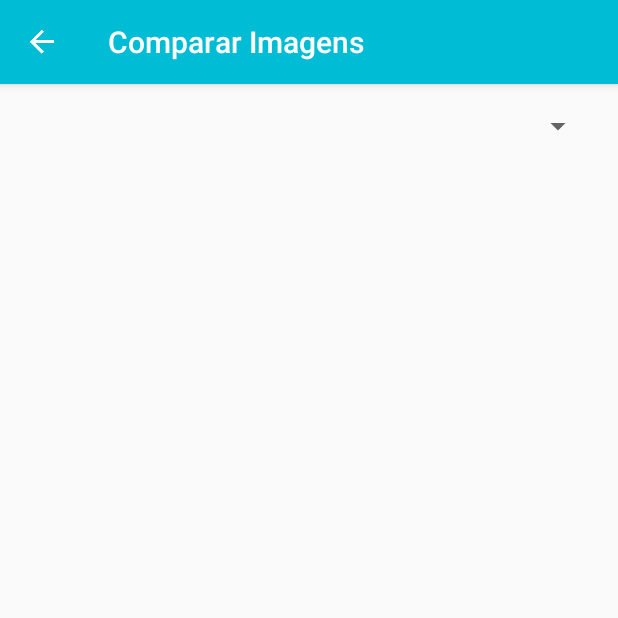
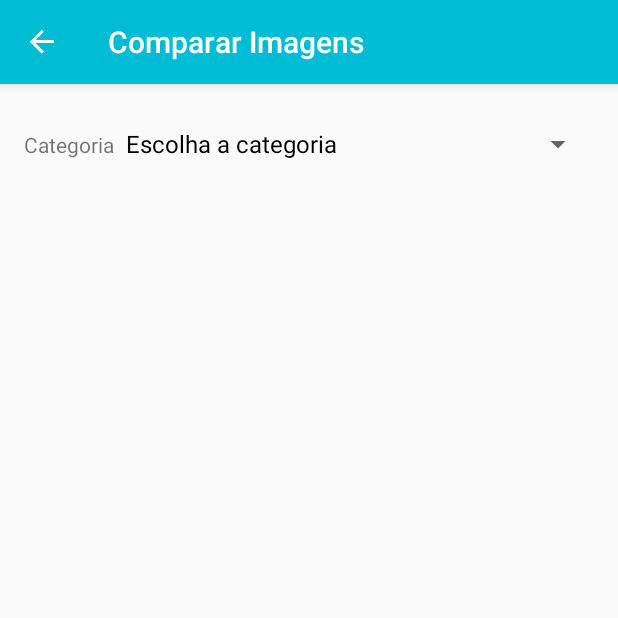
Before and after one commit to igortice/range-evolution, an Android app: the MainCompararActivity screen opened directly, with no data from a screen before it, on a phone screen of 412 x 824 dp, the top half of it. Run offline under Robolectric (Android 15) with nearby library versions, the phone set to English and light mode, and no system bars; libraries missing offline, so code that uses them is left out: com.sromku.simple; 1 statement that could not run was skipped.

Commit message:
init comparar layout

```diff
--- a/app/src/main/java/br/com/igortice/rangeevolution/FilesUntil.java
+++ b/app/src/main/java/br/com/igortice/rangeevolution/FilesUntil.java
@@ -9,12 +9,12 @@ import com.sromku.simple.storage.helpers.OrderType;
 import java.io.File;
 import java.io.IOException;
 import java.text.SimpleDateFormat;
+import java.util.ArrayList;
+import java.util.Arrays;
+import java.util.Collections;
 import java.util.Date;
 import java.util.List;
 
-/**
- * Created by igortice on 18/05/16.
- */
 public class FilesUntil {
     public static final String FOLDER_RAIZ = "RangeEvolution";
 
@@ -44,5 +44,29 @@ public class FilesUntil {
         return getStorage().getFiles(FOLDER_RAIZ, OrderType.DATE);
     }
 
+    public static ArrayList<String> getCategoriasFoldersNames() {
+        List<File> files = getFoldersNames();
+        ArrayList<String> itensList = new ArrayList<>(Arrays.asList("Escolha a categoria"));
+        for (File f : files) {
+            itensList.add(f.getName().toString());
+        }
+        Collections.sort(itensList);
 
+        return itensList;
+    }
+
+    public static ArrayList<String> getItensFolderName(String folderName) {
+        List<File> files = getStorage().getFiles(getFolderPath(folderName), OrderType.DATE);
+        ArrayList<String> itensList = new ArrayList<>();
+        for (File f : files) {
+            itensList.add(f.getName().toString());
+        }
+        Collections.sort(itensList);
+
+        return itensList;
+    }
+
+    public static String getFolderPath(String folder) {
+        return FOLDER_RAIZ + "/" + folder;
+    }
 }
--- a/app/src/main/java/br/com/igortice/rangeevolution/MainCompararActivity.java
+++ b/app/src/main/java/br/com/igortice/rangeevolution/MainCompararActivity.java
@@ -5,15 +5,66 @@ import android.support.v4.app.NavUtils;
 import android.support.v7.app.AppCompatActivity;
 import android.support.v7.widget.Toolbar;
 import android.view.View;
+import android.widget.AdapterView;
+import android.widget.ArrayAdapter;
+import android.widget.LinearLayout;
+import android.widget.Spinner;
+
+import com.sromku.simple.storage.helpers.OrderType;
+
+import java.io.File;
+import java.util.ArrayList;
+import java.util.List;
 
 public class MainCompararActivity extends AppCompatActivity {
+    Spinner spinnerCategoria;
+    Spinner spinnerFoto1, spinnerFoto2;
+    LinearLayout layoutFoto1, layoutFoto2;
 
     @Override
     protected void onCreate(Bundle savedInstanceState) {
         super.onCreate(savedInstanceState);
         setContentView(R.layout.activity_main_comparar);
 
+        configApp();
+
         configToolBar();
+
+        configSpinner();
+    }
+
+    private void configApp() {
+        spinnerCategoria = (Spinner) findViewById(R.id.spinnerSelectCategoria);
+        spinnerFoto1 = (Spinner) findViewById(R.id.spinnerFoto1);
+        spinnerFoto2 = (Spinner) findViewById(R.id.spinnerFoto2);
+        layoutFoto1 = (LinearLayout) findViewById(R.id.layoutFoto1);
+        layoutFoto2 = (LinearLayout) findViewById(R.id.layoutFoto2);
+    }
+
+    private void configSpinner() {
+        ArrayAdapter<String> adapterList = new ArrayAdapter<String>(this, android.R.layout.simple_spinner_dropdown_item, FilesUntil.getCategoriasFoldersNames());
+        spinnerCategoria.setAdapter(adapterList);
+
+        spinnerCategoria.setOnItemSelectedListener(new AdapterView.OnItemSelectedListener() {
+            @Override
+            public void onItemSelected(AdapterView<?> parent, View view, int position, long id) {
+                if (position != 0) {
+                    layoutFoto1.setVisibility(View.VISIBLE);
+                    ArrayList<String> itensList = FilesUntil.getItensFolderName(parent.getItemAtPosition(position).toString());
+
+                    ArrayAdapter<String> adapterList = new ArrayAdapter<String>(MainCompararActivity.this, android.R.layout.simple_spinner_dropdown_item, itensList);
+                    spinnerFoto1.setAdapter(adapterList);
+                } else {
+                    layoutFoto1.setVisibility(View.INVISIBLE);
+                    layoutFoto2.setVisibility(View.INVISIBLE);
+                }
+            }
+
+            @Override
+            public void onNothingSelected(AdapterView<?> parent) {
+
+            }
+        });
     }
 
     private void configToolBar() {
--- a/app/src/main/java/br/com/igortice/rangeevolution/PhotoResultActivity.java
+++ b/app/src/main/java/br/com/igortice/rangeevolution/PhotoResultActivity.java
@@ -81,13 +81,9 @@ public class PhotoResultActivity extends AppCompatActivity {
     }
 
     private void configSpinner() {
-        List<File> files = FilesUntil.getFoldersNames();
+        itensList = FilesUntil.getCategoriasFoldersNames();
+
         spinner = (Spinner) findViewById(R.id.spinner);
-        itensList = new ArrayList<>(Arrays.asList("Escolha a categoria"));
-        for (File f : files) {
-            itensList.add(f.getName().toString());
-        }
-        Collections.sort(itensList);
         adapterList = new ArrayAdapter<String>(this, android.R.layout.simple_spinner_dropdown_item, itensList);
         spinner.setAdapter(adapterList);
 
@@ -96,7 +92,7 @@ public class PhotoResultActivity extends AppCompatActivity {
             public void onItemSelected(AdapterView<?> parent, View view, int position, long id) {
                 if (position != 0) {
                     btnSalvarFoto.setEnabled(true);
-                    folderSelecionada = getFolderPath(parent.getItemAtPosition(position).toString());
+                    folderSelecionada = FilesUntil.getFolderPath(parent.getItemAtPosition(position).toString());
                 } else
                     btnSalvarFoto.setEnabled(false);
             }
@@ -120,7 +116,7 @@ public class PhotoResultActivity extends AppCompatActivity {
                         InputMethodManager.HIDE_NOT_ALWAYS);
                 EditText editText = (EditText) findViewById(R.id.txtAddCat);
                 String nome_folder = editText.getText().toString().toLowerCase();
-                storage.createDirectory(getFolderPath(nome_folder));
+                storage.createDirectory(FilesUntil.getFolderPath(nome_folder));
                 editText.setText("");
                 if (!itensList.contains(nome_folder))
                     itensList.add(nome_folder);
@@ -152,8 +148,4 @@ public class PhotoResultActivity extends AppCompatActivity {
             }
         });
     }
-
-    private String getFolderPath(String folder) {
-        return FilesUntil.FOLDER_RAIZ + "/" + folder;
-    }
 }
--- a/app/src/main/res/layout/content_main_comparar.xml
+++ b/app/src/main/res/layout/content_main_comparar.xml
@@ -4,18 +4,77 @@
     xmlns:tools="http://schemas.android.com/tools"
     android:layout_width="match_parent"
     android:layout_height="match_parent"
+    android:orientation="vertical"
     android:paddingBottom="@dimen/activity_vertical_margin"
     android:paddingLeft="@dimen/activity_horizontal_margin"
     android:paddingRight="@dimen/activity_horizontal_margin"
     android:paddingTop="@dimen/activity_vertical_margin"
     app:layout_behavior="@string/appbar_scrolling_view_behavior"
     tools:context="br.com.igortice.rangeevolution.MainCompararActivity"
-    tools:showIn="@layout/activity_main_comparar"
-    android:orientation="vertical">
+    tools:showIn="@layout/activity_main_comparar">
 
-    <Spinner
+    <LinearLayout
+        android:orientation="horizontal"
         android:layout_width="match_parent"
         android:layout_height="wrap_content"
-        android:id="@+id/spinnerSelectCategoria"
-        android:spinnerMode="dialog" />
+        android:id="@+id/layoutCategoria"
+        android:paddingBottom="25dp">
+
+        <TextView
+            android:layout_width="wrap_content"
+            android:layout_height="wrap_content"
+            android:text="Categoria"
+            android:id="@+id/textView5" />
+
+        <Spinner
+            android:id="@+id/spinnerSelectCategoria"
+            android:layout_width="match_parent"
+            android:layout_height="wrap_content"
+            android:spinnerMode="dialog"
+            android:layout_weight="2" />
+    </LinearLayout>
+
+    <LinearLayout
+        android:orientation="horizontal"
+        android:layout_width="match_parent"
+        android:layout_height="wrap_content"
+        android:paddingTop="25dp"
+        android:paddingBottom="25dp"
+        android:visibility="invisible"
+        android:id="@+id/layoutFoto1">
+
+        <TextView
+            android:layout_width="wrap_content"
+            android:layout_height="wrap_content"
+            android:text="Foto 1"
+            android:id="@+id/textView3" />
+
+        <Spinner
+            android:layout_width="wrap_content"
+            android:layout_height="wrap_content"
+            android:id="@+id/spinnerFoto1" />
+    </LinearLayout>
+
+
+    <LinearLayout
+        android:orientation="horizontal"
+        android:layout_width="match_parent"
+        android:layout_height="wrap_content"
+        android:paddingTop="25dp"
+        android:paddingBottom="25dp"
+        android:visibility="invisible"
+        android:id="@+id/layoutFoto2">
+
+        <TextView
+            android:layout_width="wrap_content"
+            android:layout_height="wrap_content"
+            android:text="Foto 2"
+            android:id="@+id/textView4" />
+
+        <Spinner
+            android:layout_width="wrap_content"
+            android:layout_height="wrap_content"
+            android:id="@+id/spinnerFoto2" />
+    </LinearLayout>
+
 </LinearLayout>
```
